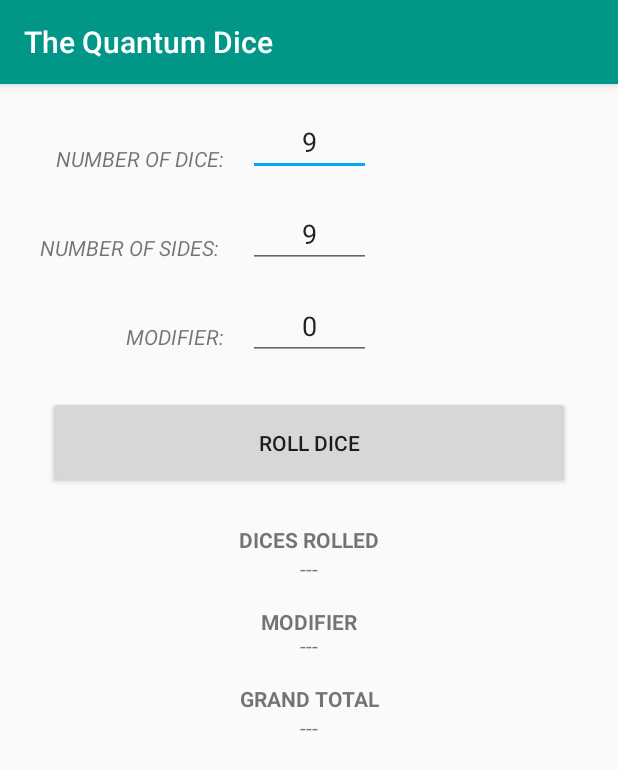
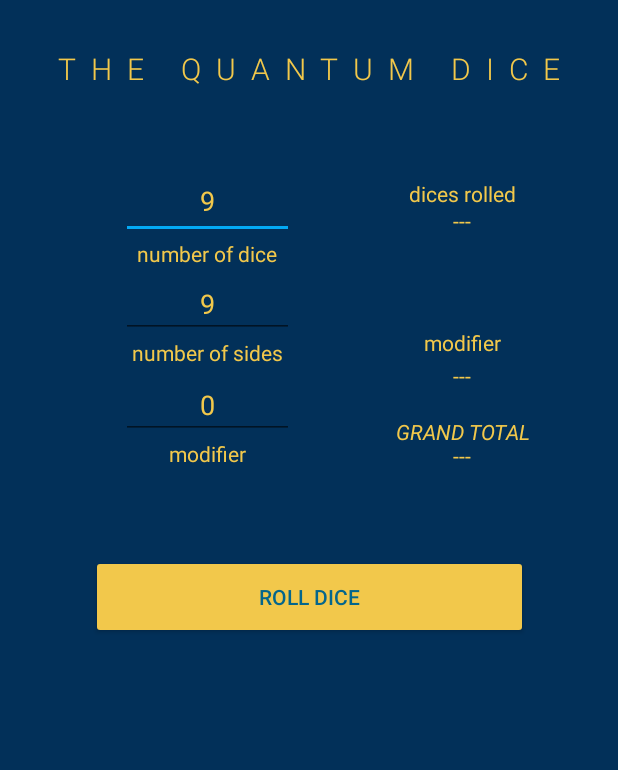
Before and after one commit to TheMagicNacho/quantumdicemobile, an Android app: the screen it shows after launch (MainActivity), on a phone screen of 412 x 824 dp. Shown: the top 770 px of the screen. Run offline under Robolectric (Android 15) with nearby library versions, the phone set to English and light mode, and no system bars; libraries missing offline, so code that uses them is left out: com.chaquo.python, org.jetbrains.anko.

Commit message:
UX Update

```diff
--- a/app/src/main/AndroidManifest.xml
+++ b/app/src/main/AndroidManifest.xml
@@ -1,6 +1,6 @@
 <?xml version="1.0" encoding="utf-8"?>
 <manifest xmlns:android="http://schemas.android.com/apk/res/android"
-          package="com.example.quantum_dice_mobile">
+          xmlns:tools="http://schemas.android.com/tools" package="com.example.quantum_dice_mobile">
     <uses-permission android:name="android.permission.ACCESS_NETWORK_STATE"/>
     <uses-permission android:name="android.permission.INTERNET" />
     <application
--- a/app/src/main/java/com/example/quantum_dice_mobile/MainActivity.kt
+++ b/app/src/main/java/com/example/quantum_dice_mobile/MainActivity.kt
@@ -100,5 +100,5 @@ class MainActivity : AppCompatActivity() {
                 AlertDialog.Builder(this).setTitle("Please Enter a Number")
                     .setMessage("INTEGER ERROR: You must enter a number for dice and sides. The modifier may be left Zero.")
                     .setPositiveButton(android.R.string.ok) { _, _ -> }
-                    .setIcon(android.R.drawable.ic_input_get).show()
+                    .setIcon(android.R.drawable.ic_delete).show()
             } } } }
--- a/app/src/main/res/layout/activity_main.xml
+++ b/app/src/main/res/layout/activity_main.xml
@@ -6,129 +6,187 @@
         android:layout_width="match_parent"
         android:layout_height="match_parent"
         tools:context=".MainActivity">
+
+
     <TextView
             android:text="---"
-            android:layout_width="wrap_content"
-            android:layout_height="wrap_content"
+            android:textColor="@color/colorGold"
+
+            android:layout_width="171dp"
+            android:layout_height="73dp"
             android:id="@+id/displayRoll"
             app:layout_constraintEnd_toEndOf="parent"
-            android:layout_marginEnd="16dp" app:layout_constraintStart_toStartOf="parent"
-            android:layout_marginStart="16dp" app:layout_constraintTop_toBottomOf="@+id/textDicesRolled"
-    />
+            app:layout_constraintStart_toStartOf="@+id/guideline"
+            app:layout_constraintTop_toBottomOf="@+id/textModOutput" android:textAlignment="center"/>
     <Button
             android:text="@string/roll_dice"
-            android:layout_width="0dp"
-            android:layout_height="62dp"
+            android:layout_width="291dp"
+            android:layout_height="56dp"
             android:id="@+id/button"
-            android:layout_marginTop="24dp"
-            app:layout_constraintTop_toBottomOf="@+id/numMod" app:layout_constraintEnd_toEndOf="parent"
-            android:layout_marginEnd="32dp" app:layout_constraintStart_toStartOf="parent"
-            android:layout_marginStart="32dp"/>
+            app:layout_constraintEnd_toEndOf="parent"
+            app:layout_constraintStart_toStartOf="parent" android:layout_marginStart="16dp"
+            android:layout_marginEnd="16dp" app:layout_constraintTop_toTopOf="@+id/guideline2"
+            app:layout_constraintBottom_toBottomOf="parent" app:layout_constraintVertical_bias="0.096"
+            android:backgroundTint="@color/colorGold"
+            android:textColor="@color/btnText"
+    />
+
     <EditText
-            android:layout_width="82dp"
-            android:layout_height="0dp"
+            android:textColor="@color/colorGold"
+
+            android:layout_width="115dp"
+            android:layout_height="50dp"
             android:inputType="number"
             android:ems="10"
             android:id="@+id/numDice" android:text="9"
-            android:textAlignment="center" tools:text="9"
+            android:textAlignment="center" tools:text=""
             android:contentDescription="The number of Dice you would like to roll."
-            android:layout_marginTop="16dp"
-            app:layout_constraintTop_toTopOf="parent" android:layout_marginEnd="8dp"
-            app:layout_constraintEnd_toEndOf="parent" android:layout_marginStart="8dp"
-            app:layout_constraintStart_toStartOf="parent" android:autofillHints=""/>
+            android:autofillHints="9"
+            app:layout_constraintEnd_toStartOf="@+id/guideline" android:layout_marginTop="32dp"
+            app:layout_constraintTop_toBottomOf="@+id/app_name"
+            app:layout_constraintStart_toStartOf="parent" app:layout_constraintHorizontal_bias="1.0"
+            android:layout_marginEnd="8dp" android:layout_marginStart="8dp"/>
     <EditText
-            android:layout_width="82dp"
-            android:layout_height="0dp"
+            android:textColor="@color/colorGold"
+
+            android:layout_width="115dp"
+            android:layout_height="42dp"
             android:inputType="number"
             android:ems="10"
             android:id="@+id/numSides"
             android:text="9" android:textAlignment="center"
             tools:text="9" android:contentDescription="The number of sides on each dice."
-            android:layout_marginTop="16dp"
-            app:layout_constraintTop_toBottomOf="@+id/numDice" android:layout_marginEnd="8dp"
-            app:layout_constraintEnd_toEndOf="parent" android:layout_marginStart="8dp"
-            app:layout_constraintStart_toStartOf="parent"/>
+            android:layout_marginTop="4dp"
+            app:layout_constraintTop_toBottomOf="@+id/textNumDice" android:layout_marginEnd="8dp"
+            app:layout_constraintEnd_toStartOf="@+id/guideline" android:layout_marginStart="8dp"
+            app:layout_constraintStart_toStartOf="parent" app:layout_constraintHorizontal_bias="1.0"/>
     <EditText
-            android:layout_width="82dp"
-            android:layout_height="0dp"
+            android:textColor="@color/colorGold"
+
+            android:layout_width="115dp"
+            android:layout_height="45dp"
             android:inputType="number"
             android:ems="10"
             android:id="@+id/numMod"
             android:text="0" android:textAlignment="center"
             tools:text="0" android:contentDescription="Modifyer: An integer used to modify the sum of random numbers."
-            android:layout_marginTop="16dp"
-            app:layout_constraintTop_toBottomOf="@+id/numSides" android:layout_marginStart="8dp"
-            app:layout_constraintStart_toStartOf="parent" android:layout_marginEnd="8dp"
-            app:layout_constraintEnd_toEndOf="parent"/>
+            android:layout_marginTop="4dp"
+            app:layout_constraintTop_toBottomOf="@+id/textNumSides" android:layout_marginEnd="8dp"
+            app:layout_constraintEnd_toStartOf="@+id/guideline" android:layout_marginStart="8dp"
+            app:layout_constraintStart_toStartOf="parent" app:layout_constraintHorizontal_bias="1.0"/>
     <TextView
+            android:textColor="@color/colorGold"
+
             android:text="---"
+            android:layout_width="173dp"
+            android:layout_height="17dp"
+            android:id="@+id/displayMod"
+            app:layout_constraintEnd_toEndOf="parent"
+            app:layout_constraintStart_toStartOf="@+id/guideline"
+            app:layout_constraintTop_toBottomOf="@+id/textModOutput2" android:layout_marginTop="4dp"
+            android:textAlignment="center"/>
+    <TextView
+            android:textColor="@color/colorGold"
+
+            android:text="---"
+            android:layout_width="101dp"
+            android:layout_height="34dp"
+            android:id="@+id/displayFinal"
+            app:layout_constraintEnd_toEndOf="parent"
+            app:layout_constraintStart_toStartOf="@+id/guideline" app:layout_constraintHorizontal_bias="0.502"
+            app:layout_constraintTop_toBottomOf="@+id/textFinal"
+            android:layout_marginEnd="8dp" android:layout_marginStart="8dp" android:textAlignment="center"/>
+    <TextView
+            android:textColor="@color/colorGold"
+
+            android:text="@string/number_of_sides"
+            android:layout_width="115dp"
+            android:layout_height="18dp"
+            android:id="@+id/textNumSides"
+            android:textAllCaps="false"
+            android:textAlignment="center" app:layout_constraintTop_toBottomOf="@+id/numSides"
+            android:layout_marginEnd="8dp" app:layout_constraintEnd_toStartOf="@+id/guideline"
+            android:layout_marginStart="8dp" app:layout_constraintStart_toStartOf="parent"
+            app:layout_constraintHorizontal_bias="1.0"/>
+    <TextView
+            android:textColor="@color/colorGold"
+            app:layout_constrainedWidth="true"
+
+            android:text="@string/dices_rolled"
+            android:layout_width="174dp"
+            android:layout_height="18dp"
+            android:id="@+id/textModOutput"
+            android:textAllCaps="false"
+            android:textAlignment="center"
+            app:layout_constraintStart_toStartOf="@+id/guideline"
+            app:layout_constraintEnd_toEndOf="parent" android:layout_marginStart="8dp" android:layout_marginEnd="8dp"
+            android:layout_marginTop="42dp" app:layout_constraintTop_toBottomOf="@+id/app_name"
+            app:layout_constraintHorizontal_bias="0.529"/>
+    <TextView
+            android:textColor="@color/colorGold"
+
+            android:text="@string/modifier"
+            android:layout_width="174dp"
+            android:layout_height="18dp"
+            android:id="@+id/textModOutput2"
+            android:textAllCaps="false"
+            android:textAlignment="center"
+            app:layout_constraintStart_toStartOf="@+id/guideline"
+            app:layout_constraintEnd_toEndOf="parent" android:layout_marginStart="8dp" android:layout_marginEnd="8dp"
+            app:layout_constraintHorizontal_bias="0.529" app:layout_constraintTop_toBottomOf="@+id/displayRoll"
+            android:layout_marginTop="8dp"/>
+    <TextView
+            android:textColor="@color/colorGold"
+
+            android:text="@string/modifier"
+            android:layout_width="115dp"
+            android:layout_height="18dp"
+            android:id="@+id/textModInput"
+            android:textAllCaps="false"
+            android:textAlignment="center"
+            app:layout_constraintTop_toBottomOf="@+id/numMod" android:layout_marginEnd="8dp"
+            app:layout_constraintEnd_toStartOf="@+id/guideline" android:layout_marginStart="8dp"
+            app:layout_constraintStart_toStartOf="parent" app:layout_constraintHorizontal_bias="1.0"/>
+    <TextView
+            android:textColor="@color/colorGold"
+
+            android:text="number of dice"
+            android:layout_width="115dp"
+            android:layout_height="20dp"
+            android:id="@+id/textNumDice"
+            tools:text="@string/number_of_dice" android:contentDescription="@string/number_of_dice"
+            android:textAllCaps="false"
+            android:textAlignment="center" app:layout_constraintTop_toBottomOf="@+id/numDice"
+            android:layout_marginEnd="8dp" app:layout_constraintEnd_toStartOf="@+id/guideline"
+            android:layout_marginStart="8dp" app:layout_constraintStart_toStartOf="parent"
+            app:layout_constraintHorizontal_bias="1.0"/>
+    <TextView
+            android:textColor="@color/colorGold"
+
+            android:text="@string/grand_total"
+            android:layout_width="174dp"
+            android:layout_height="16dp"
+            android:id="@+id/textFinal" tools:text="Grand Total" android:textAlignment="center"
+            android:textStyle="italic"
+            app:layout_constraintStart_toStartOf="@+id/guideline" app:layout_constraintEnd_toEndOf="parent"
+            android:layout_marginStart="8dp" android:layout_marginEnd="8dp"
+            app:layout_constraintHorizontal_bias="0.529" app:layout_constraintTop_toBottomOf="@+id/displayMod"
+            android:layout_marginTop="20dp"/>
+    <TextView
+            android:text="@string/app_name"
+            style="@style/app_name"
+            android:layout_width="361dp"
+            android:layout_height="45dp"
+            android:id="@+id/app_name" app:layout_constraintEnd_toEndOf="parent" android:layout_marginEnd="8dp"
+            app:layout_constraintStart_toStartOf="parent" android:layout_marginStart="8dp"
+            android:layout_marginTop="32dp" app:layout_constraintTop_toTopOf="parent" tools:text="@string/app_name"
+            android:textAlignment="center" android:fontFamily="sans-serif-light"/>
+    <android.support.constraint.Guideline
+            android:orientation="vertical"
             android:layout_width="wrap_content"
-            android:layout_height="wrap_content"
-            android:id="@+id/displayMod"
-            app:layout_constraintTop_toBottomOf="@+id/textModifier"
-            app:layout_constraintEnd_toEndOf="parent" android:layout_marginEnd="16dp"
-            app:layout_constraintStart_toStartOf="parent" android:layout_marginStart="16dp"/>
-    <TextView
-            android:text="---"
+            android:layout_height="wrap_content" app:layout_constraintGuide_begin="204dp" android:id="@+id/guideline"/>
+    <android.support.constraint.Guideline
+            android:orientation="horizontal"
             android:layout_width="wrap_content"
-            android:layout_height="wrap_content"
-            android:id="@+id/displayFinal"
-            app:layout_constraintTop_toBottomOf="@+id/textFinal"
-            app:layout_constraintEnd_toEndOf="parent"
-            app:layout_constraintStart_toStartOf="parent" android:layout_marginEnd="16dp"
-            android:layout_marginStart="16dp"/>
-    <TextView
-            android:text="Modifier"
-            android:layout_width="wrap_content"
-            android:layout_height="16dp"
-            android:id="@+id/textModifier"
-            tools:text="Modifier"
-            android:textAllCaps="true" android:contentDescription="Dices Rolled"
-            app:layout_constraintStart_toStartOf="parent"
-            app:layout_constraintEnd_toEndOf="parent"
-            app:layout_constraintTop_toBottomOf="@+id/displayRoll" android:textStyle="bold"
-            android:textAlignment="center" android:layout_marginTop="16dp"/>
-    <TextView
-            android:text="@string/dices_rolled"
-            android:layout_width="wrap_content"
-            android:layout_height="wrap_content"
-            android:id="@+id/textDicesRolled"
-            tools:text="Dices Rolled"
-            android:textAllCaps="true" android:contentDescription="Dices Rolled"
-            app:layout_constraintStart_toStartOf="parent"
-            app:layout_constraintEnd_toEndOf="parent" android:layout_marginTop="24dp"
-            app:layout_constraintTop_toBottomOf="@+id/button"
-            android:textAlignment="center" android:textStyle="bold"/>
-    <TextView
-            android:text="@string/modifier"
-            android:layout_width="wrap_content"
-            android:layout_height="wrap_content"
-            android:id="@+id/textMod2" app:layout_constraintEnd_toStartOf="@+id/numMod"
-            android:layout_marginEnd="16dp" tools:text="Modifier:" android:textStyle="italic"
-            android:textAllCaps="true" android:contentDescription="Modifier:"
-            app:layout_constraintTop_toBottomOf="@+id/textNumSides" android:layout_marginTop="40dp"/>
-    <TextView
-            android:text="Number of Sides: "
-            android:layout_width="wrap_content"
-            android:layout_height="wrap_content"
-            android:id="@+id/textNumSides" app:layout_constraintEnd_toStartOf="@+id/numSides"
-            android:layout_marginEnd="16dp" android:textStyle="italic"
-            app:layout_constraintTop_toBottomOf="@+id/textNumDice" android:layout_marginTop="40dp"
-            android:textAllCaps="true"/>
-    <TextView
-            android:text="Number of Dice:"
-            android:layout_width="wrap_content"
-            android:layout_height="wrap_content"
-            android:id="@+id/textNumDice" app:layout_constraintEnd_toStartOf="@+id/numDice"
-            android:layout_marginEnd="16dp" tools:text="Number of Dice:" android:contentDescription="@string/number_of_dice"
-            android:textStyle="italic" android:layout_marginTop="40dp" app:layout_constraintTop_toTopOf="parent"
-            android:textAllCaps="true"/>
-    <TextView
-            android:text="Grand Total"
-            android:layout_width="wrap_content"
-            android:layout_height="wrap_content"
-            app:layout_constraintStart_toStartOf="parent" app:layout_constraintEnd_toEndOf="parent"
-            android:id="@+id/textFinal" tools:text="Grand Total" android:textAlignment="textStart"
-            android:textStyle="bold" app:layout_constraintTop_toBottomOf="@+id/displayMod"
-            android:layout_marginTop="16dp" android:textAllCaps="true"/>
+            android:layout_height="wrap_content" app:layout_constraintGuide_begin="328dp" android:id="@+id/guideline2"/>
 </android.support.constraint.ConstraintLayout>
--- a/app/src/main/res/mipmap-anydpi-v26/ic_launcher_round.xml
+++ b/app/src/main/res/mipmap-anydpi-v26/ic_launcher_round.xml
@@ -1,5 +1,5 @@
 <?xml version="1.0" encoding="utf-8"?>
 <adaptive-icon xmlns:android="http://schemas.android.com/apk/res/android">
-    <background android:drawable="@drawable/ic_launcher_background"/>
+    <background android:drawable="@drawable/ic_launcher_round"/>
     <foreground android:drawable="@drawable/ic_launcher_foreground"/>
 </adaptive-icon>
--- a/app/src/main/res/values/colors.xml
+++ b/app/src/main/res/values/colors.xml
@@ -1,6 +1,10 @@
 <?xml version="1.0" encoding="utf-8"?>
 <resources>
-    <color name="colorPrimary">#009688</color>
+    <color name="colorPrimary">#F2D57E</color>
     <color name="colorPrimaryDark">#3F51B5</color>
     <color name="colorAccent">#03A9F4</color>
+    <color name="btnText">#04668C</color>
+    <color name="colorBackground">#023059</color>
+    <color name="colorGold">#F2C84B</color>
+    <!--  <color name="colorBackground">#ff232f4a</color>  -->
 </resources>
--- a/app/src/main/res/values/strings.xml
+++ b/app/src/main/res/values/strings.xml
@@ -1,7 +1,9 @@
 <resources>
     <string name="app_name">The Quantum Dice</string>
     <string name="roll_dice">ROLL DICE</string>
-    <string name="dices_rolled">Dices Rolled</string>
-    <string name="modifier">Modifier:</string>
-    <string name="number_of_dice">Number of Dice:</string>
+    <string name="dices_rolled">dices rolled</string>
+    <string name="number_of_dice">number of dice</string>
+    <string name="modifier">modifier</string>
+    <string name="number_of_sides">number of sides</string>
+    <string name="grand_total">GRAND TOTAL</string>
 </resources>
--- a/app/src/main/res/values/styles.xml
+++ b/app/src/main/res/values/styles.xml
@@ -1,11 +1,23 @@
 <resources>
 
     <!-- Base application theme. -->
-    <style name="AppTheme" parent="Theme.AppCompat.Light.DarkActionBar">
-        <!-- Customize your theme here. -->
+    <style name="AppTheme" parent="Theme.AppCompat.Light.NoActionBar">
+        <!-- Customize your theme here.-->
         <item name="colorPrimary">@color/colorPrimary</item>
         <item name="colorPrimaryDark">@color/colorPrimaryDark</item>
         <item name="colorAccent">@color/colorAccent</item>
+
+        <item name="android:statusBarColor">@color/colorBackground</item>
+        <item name="android:colorBackground">@color/colorBackground</item>
     </style>
 
+    <style name="app_name">
+        <item name="android:textColor">@color/colorGold</item>
+        <item name="android:textSize">20sp</item>
+        <item name="android:letterSpacing">.500</item>
+        <item name="android:textAllCaps">true</item>
+    </style>
+
+
+
 </resources>
```
Also changed, not shown: app/src/main/res/mipmap-hdpi/ic_launcher.png, app/src/main/res/mipmap-hdpi/ic_launcher_round.png (deleted), app/src/main/res/mipmap-mdpi/ic_launcher.png, app/src/main/res/mipmap-mdpi/ic_launcher_round.png (deleted), app/src/main/res/mipmap-xhdpi/ic_launcher.png, app/src/main/res/mipmap-xhdpi/ic_launcher_round.png (deleted), app/src/main/res/mipmap-xxhdpi/ic_launcher.png, app/src/main/res/mipmap-xxhdpi/ic_launcher_round.png (deleted), app/src/main/res/mipmap-xxxhdpi/ic_launcher.png, app/src/main/res/mipmap-xxxhdpi/ic_launcher_round.png (deleted).
